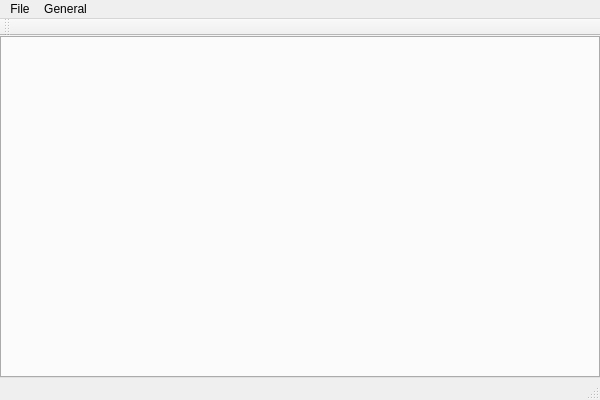
Old version of the form HxNxToolkit.ui in the repository Hitonoriol/HxNxToolkit.
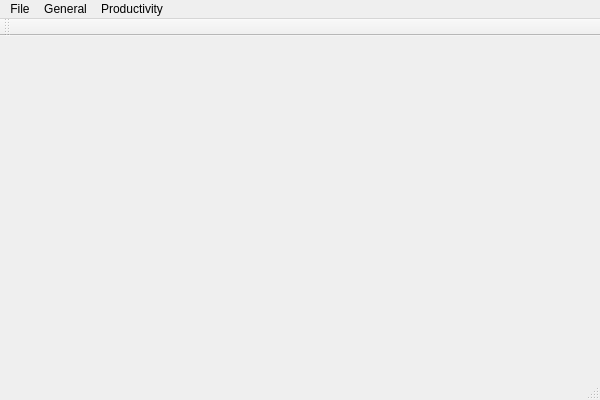
New version of the form.

```diff
--- a/HxNxToolkit.ui
+++ b/HxNxToolkit.ui
@@ -35,6 +35,18 @@
       <property name="currentIndex">
        <number>-1</number>
       </property>
+      <property name="elideMode">
+       <enum>Qt::ElideLeft</enum>
+      </property>
+      <property name="documentMode">
+       <bool>true</bool>
+      </property>
+      <property name="tabsClosable">
+       <bool>true</bool>
+      </property>
+      <property name="movable">
+       <bool>true</bool>
+      </property>
      </widget>
     </item>
    </layout>
@@ -60,8 +72,15 @@
     <addaction name="ActionBaseConverter"/>
     <addaction name="ActionCalculator"/>
    </widget>
+   <widget class="QMenu" name="menuProductivity">
+    <property name="title">
+     <string>Productivity</string>
+    </property>
+    <addaction name="ActionChecklist"/>
+   </widget>
    <addaction name="MenuFile"/>
    <addaction name="MenuGeneral"/>
+   <addaction name="menuProductivity"/>
   </widget>
   <widget class="QToolBar" name="MainToolBar">
    <attribute name="toolBarArea">
```
Left out of the diff: 44 changed lines with no effect on the pictures.
